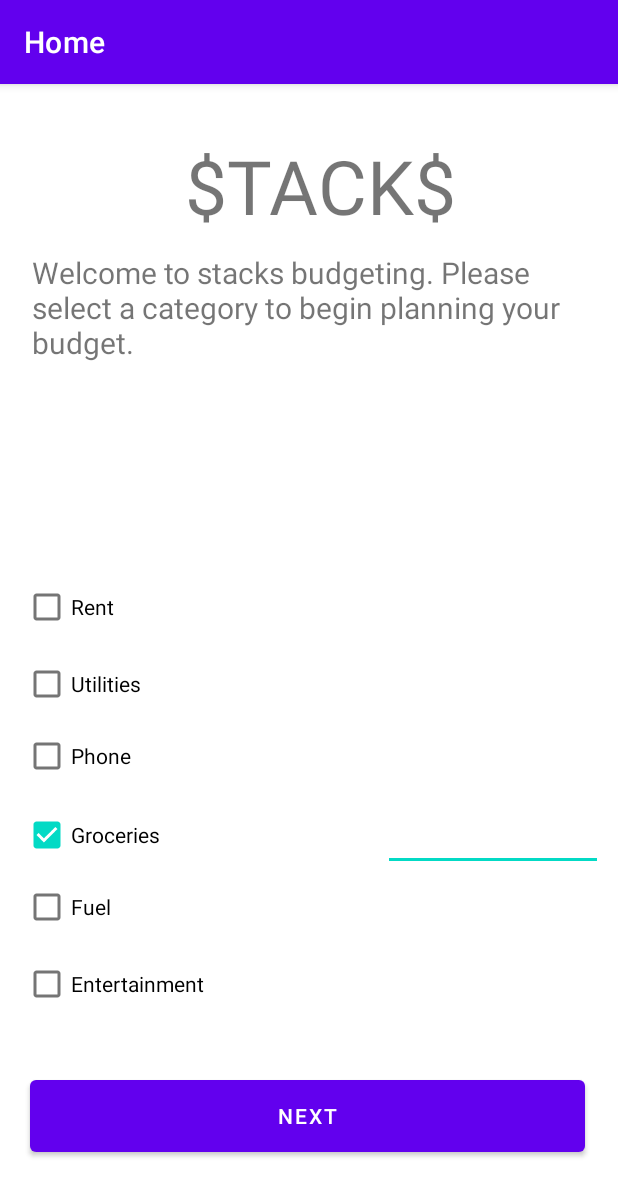
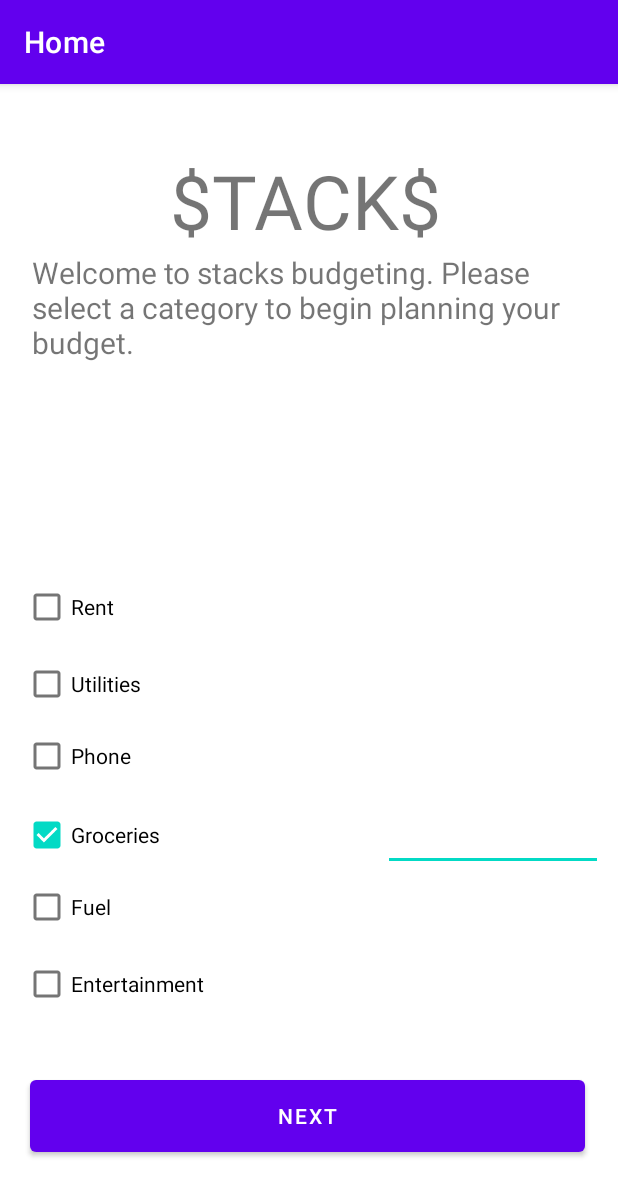
Before and after one commit to SaintF17/Stacks, an Android app: the screen it shows after launch (HomeActivity), after a tap on "Groceries", on a phone screen of 412 x 824 dp. Shown: the top 1196 px of the screen. Run offline under Robolectric (Android 15) with nearby library versions, the phone set to English and light mode, and no system bars.

```diff
--- a/app/src/main/java/ca/unb/mobiledev/stacks/HomeActivity.java
+++ b/app/src/main/java/ca/unb/mobiledev/stacks/HomeActivity.java
@@ -7,17 +7,20 @@ import android.os.Bundle;
 import android.view.View;
 import android.widget.Button;
 import android.widget.CheckBox;
-import android.widget.Checkable;
-import android.widget.EditText;
+
+import java.util.ArrayList;
+
+import ca.unb.mobiledev.stacks.utils.CategoryObject;
 
 public class HomeActivity extends AppCompatActivity {
 
-    private EditText rent_txt;
-    private EditText entertainment_txt;
-    private EditText fuel_txt;
-    private EditText groceries_txt;
-    private EditText phone_txt;
-    private EditText utilities_txt;
+    public static ArrayList<CategoryObject> categoryObjects;
+    private CategoryObject rent;
+    private CategoryObject entertainment;
+    private CategoryObject fuel;
+    private CategoryObject groceries;
+    private CategoryObject phone;
+    private CategoryObject utilities;
 
     private CheckBox rent_box;
     private CheckBox entertainment_box;
@@ -31,25 +34,27 @@ public class HomeActivity extends AppCompatActivity {
         super.onCreate(savedInstanceState);
         setContentView(R.layout.activity_home);
 
-        Button next = findViewById(R.id.catergory_next_btn);
-        next.setOnClickListener(view -> {
-            Intent intent = new Intent(HomeActivity.this, NavigationActivity.class);
-            startActivity(intent);
-        });
+        categoryObjects = new ArrayList<>();
         //--------------------------------------------------------- EDITTEXT
-        rent_txt = findViewById(R.id.text_rent);
-        entertainment_txt = findViewById(R.id.text_entertainment);
-        fuel_txt = findViewById(R.id.text_fuel);
-        groceries_txt = findViewById(R.id.text_groceries);
-        phone_txt = findViewById(R.id.text_phone);
-        utilities_txt = findViewById(R.id.text_utilities);
+        rent = new CategoryObject("Rent", findViewById(R.id.text_rent));
+        categoryObjects.add(rent);
+        entertainment = new CategoryObject("Entertainment", findViewById(R.id.text_entertainment));
+        categoryObjects.add(entertainment);
+        fuel = new CategoryObject("Fuel", findViewById(R.id.text_fuel));
+        categoryObjects.add(fuel);
+        groceries = new CategoryObject("Groceries", findViewById(R.id.text_groceries));
+        categoryObjects.add(groceries);
+        phone = new CategoryObject("Phone", findViewById(R.id.text_phone));
+        categoryObjects.add(phone);
+        utilities = new CategoryObject("Utilities", findViewById(R.id.text_utilities));
+        categoryObjects.add(utilities);
 
-        rent_txt.setVisibility(View.INVISIBLE);
-        entertainment_txt.setVisibility(View.INVISIBLE);
-        fuel_txt.setVisibility(View.INVISIBLE);
-        groceries_txt.setVisibility(View.INVISIBLE);
-        phone_txt.setVisibility(View.INVISIBLE);
-        utilities_txt.setVisibility(View.INVISIBLE);
+        rent.getText().setVisibility(View.INVISIBLE);
+        entertainment.getText().setVisibility(View.INVISIBLE);
+        fuel.getText().setVisibility(View.INVISIBLE);
+        groceries.getText().setVisibility(View.INVISIBLE);
+        phone.getText().setVisibility(View.INVISIBLE);
+        utilities.getText().setVisibility(View.INVISIBLE);
 
         //--------------------------------------------------------- EDITTEXT
         //--------------------------------------------------------- CHECKBOX
@@ -66,34 +71,34 @@ public class HomeActivity extends AppCompatActivity {
             public void onClick(View v) {
 
                 if (rent_box.isChecked())
-                    rent_txt.setVisibility(View.VISIBLE);
+                    rent.getText().setVisibility(View.VISIBLE);
                 if(!rent_box.isChecked())
-                    rent_txt.setVisibility(View.INVISIBLE);
+                    rent.getText().setVisibility(View.INVISIBLE);
 
                 if (entertainment_box.isChecked())
-                    entertainment_txt.setVisibility(View.VISIBLE);
+                    entertainment.getText().setVisibility(View.VISIBLE);
                 if(!entertainment_box.isChecked())
-                    entertainment_txt.setVisibility(View.INVISIBLE);
+                    entertainment.getText().setVisibility(View.INVISIBLE);
 
                 if (fuel_box.isChecked())
-                    fuel_txt.setVisibility(View.VISIBLE);
+                    fuel.getText().setVisibility(View.VISIBLE);
                 if(!fuel_box.isChecked())
-                    fuel_txt.setVisibility(View.INVISIBLE);
+                    fuel.getText().setVisibility(View.INVISIBLE);
 
                 if (groceries_box.isChecked())
-                    groceries_txt.setVisibility(View.VISIBLE);
+                    groceries.getText().setVisibility(View.VISIBLE);
                 if(!groceries_box.isChecked())
-                    groceries_txt.setVisibility(View.INVISIBLE);
+                    groceries.getText().setVisibility(View.INVISIBLE);
 
                 if (phone_box.isChecked())
-                    phone_txt.setVisibility(View.VISIBLE);
+                    phone.getText().setVisibility(View.VISIBLE);
                 if(!phone_box.isChecked())
-                    phone_txt.setVisibility(View.INVISIBLE);
+                    phone.getText().setVisibility(View.INVISIBLE);
 
                 if (utilities_box.isChecked())
-                    utilities_txt.setVisibility(View.VISIBLE);
+                    utilities.getText().setVisibility(View.VISIBLE);
                 if(!utilities_box.isChecked())
-                    utilities_txt.setVisibility(View.INVISIBLE);
+                    utilities.getText().setVisibility(View.INVISIBLE);
 
             }
         };
@@ -103,5 +108,13 @@ public class HomeActivity extends AppCompatActivity {
         groceries_box.setOnClickListener(checkBoxListener);
         phone_box.setOnClickListener(checkBoxListener);
         utilities_box.setOnClickListener(checkBoxListener);
+
+        // Button to go to the navigation page
+        Button next = findViewById(R.id.catergory_next_btn);
+        next.setOnClickListener(view -> {
+            Intent intent = new Intent(HomeActivity.this, NavigationActivity.class);
+            startActivity(intent);
+        });
+
     }
 }
--- a/app/src/main/java/ca/unb/mobiledev/stacks/NavigationActivity.java
+++ b/app/src/main/java/ca/unb/mobiledev/stacks/NavigationActivity.java
@@ -32,7 +32,7 @@ public class NavigationActivity extends AppCompatActivity {
         binding.appBarNavigation.fab.setOnClickListener(new View.OnClickListener() {
             @Override
             public void onClick(View view) {
-                Snackbar.make(view, "Replace with your own action", Snackbar.LENGTH_LONG)
+                Snackbar.make(view, "OCR function eventually....", Snackbar.LENGTH_LONG)
                         .setAction("Action", null).show();
             }
         });
--- /dev/null
+++ b/app/src/main/java/ca/unb/mobiledev/stacks/utils/CategoryObject.java
@@ -0,0 +1,29 @@
+package ca.unb.mobiledev.stacks.utils;
+
+import android.widget.EditText;
+
+public class CategoryObject {
+    private String name;
+    private EditText text;
+
+    public CategoryObject(String name, EditText text) {
+        this.name = name;
+        this.text = text;
+    }
+
+    public String getName() {
+        return name;
+    }
+
+    public void setName(String name) {
+        this.name = name;
+    }
+
+    public EditText getText() {
+        return text;
+    }
+
+    public void setText(EditText text) {
+        this.text = text;
+    }
+}
--- a/app/src/main/res/layout/activity_home.xml
+++ b/app/src/main/res/layout/activity_home.xml
@@ -161,8 +161,8 @@
         android:layout_alignParentStart="true"
         android:layout_alignParentTop="true"
         android:layout_centerHorizontal="true"
-        android:layout_marginStart="113dp"
-        android:layout_marginTop="24dp"
+        android:layout_marginStart="103dp"
+        android:layout_marginTop="34dp"
         android:text="$TACK$"
         android:textAlignment="viewStart"
         android:textSize="50dp" />
```
Also changed, not shown: app/src/main/java/ca/unb/mobiledev/stacks/ui/home/HomeFragment.java (+30 -9 lines), app/src/main/res/layout/fragment_home.xml (+5 -18 lines).
